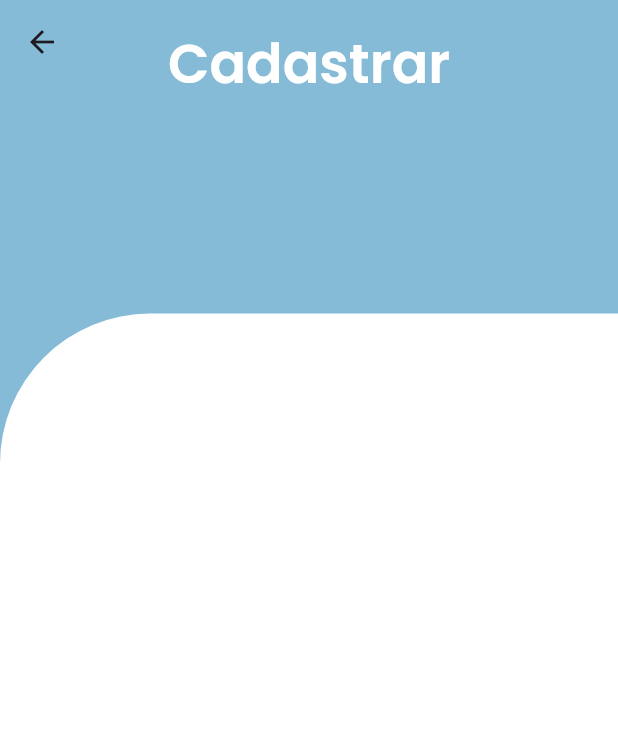
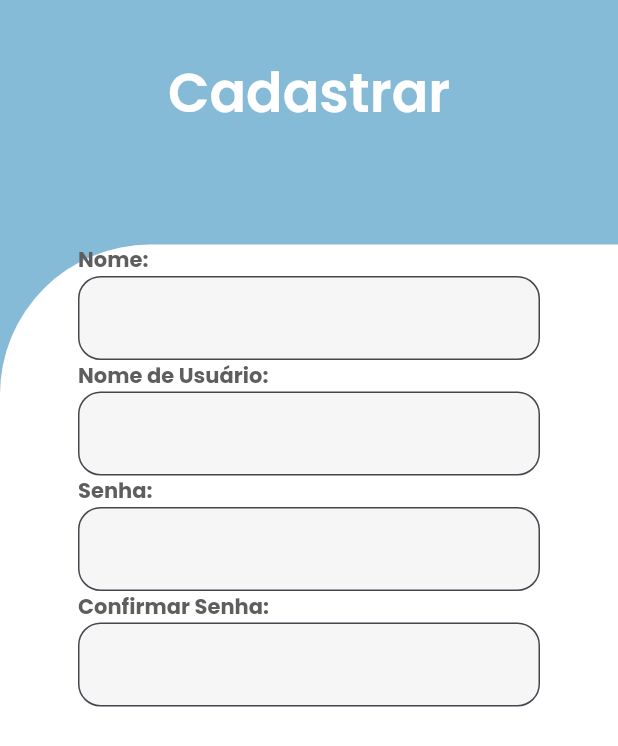
Before and after one commit to CoHabito-Dev/Front, a Flutter app: the screen it shows after launch, after a tap on "Cadastrar", on a phone screen of 412 x 824 dp. Shown: the top 746 px of the screen. Run offline on Flutter 3.47's test engine with Material 3 defaults, Android fonts, the phone set to English and light mode, and no system bars; project files that could hold a hidden picture were left out.

Commit message:
Corrigindo tamanhos do header e do body

```diff
--- a/co_habito/lib/components/BodyWithLargeHeader.dart
+++ b/co_habito/lib/components/BodyWithLargeHeader.dart
@@ -9,7 +9,7 @@ class BodyWithLargeHeader extends StatelessWidget implements PreferredSizeWidget
     return Align(
       alignment: Alignment.bottomCenter,
       child: Container(
-        height: 278,
+        height: 324,
         width: MediaQuery.of(context).size.width,
         decoration: BoxDecoration(
           color: Colors.white,
@@ -23,5 +23,5 @@ class BodyWithLargeHeader extends StatelessWidget implements PreferredSizeWidget
   }
 
   @override
-  Size get preferredSize => Size.fromHeight(278);
+  Size get preferredSize => Size.fromHeight(324);
 }
--- a/co_habito/lib/components/BodyWithMediumHeader.dart
+++ b/co_habito/lib/components/BodyWithMediumHeader.dart
@@ -9,7 +9,7 @@ class BodyWithMediumHeader extends StatelessWidget implements PreferredSizeWidge
     return Align(
       alignment: Alignment.bottomCenter,
       child: Container(
-        height: 566,
+        height: 612,
         width: MediaQuery.of(context).size.width,
         decoration: BoxDecoration(
           color: Colors.white,
@@ -23,5 +23,5 @@ class BodyWithMediumHeader extends StatelessWidget implements PreferredSizeWidge
   }
 
   @override
-  Size get preferredSize => Size.fromHeight(566);
+  Size get preferredSize => Size.fromHeight(612);
 }
--- a/co_habito/lib/components/BodyWithSmallHeader.dart
+++ b/co_habito/lib/components/BodyWithSmallHeader.dart
@@ -9,7 +9,7 @@ class BodyWithSmallHeader extends StatelessWidget implements PreferredSizeWidget
     return Align(
       alignment: Alignment.bottomCenter,
       child: Container(
-        height: 615,
+        height: 661,
         width: MediaQuery.of(context).size.width,
         decoration: BoxDecoration(
           color: Colors.white,
--- a/co_habito/lib/components/LargeHeader.dart
+++ b/co_habito/lib/components/LargeHeader.dart
@@ -8,11 +8,11 @@ class LargeHeader extends StatelessWidget implements PreferredSizeWidget{
   @override
   Widget build(BuildContext context) {
     return PreferredSize(
-      preferredSize: Size.fromHeight(422),
+      preferredSize: Size.fromHeight(376),
       child: AppBar(
         backgroundColor: AppColors.Carolina_Blue,
         flexibleSpace: Container(
-          height: 422,
+          height: 376,
           alignment: Alignment.center,
           child: title ?? Text("")
         )
@@ -21,5 +21,5 @@ class LargeHeader extends StatelessWidget implements PreferredSizeWidget{
   }
 
   @override
-  Size get preferredSize => Size.fromHeight(422);
+  Size get preferredSize => Size.fromHeight(376);
 }
--- a/co_habito/lib/components/MediumHeader.dart
+++ b/co_habito/lib/components/MediumHeader.dart
@@ -5,13 +5,14 @@ class MediumHeader extends StatelessWidget implements PreferredSizeWidget{
   @override
   Widget build(BuildContext context) {
     return PreferredSize(
-      preferredSize: Size.fromHeight(134),
+      preferredSize: Size.fromHeight(88),
       child: AppBar(
+        automaticallyImplyLeading: false,
         backgroundColor: AppColors.Carolina_Blue,
       ),
     );
   }
 
   @override
-  Size get preferredSize => Size.fromHeight(134);
+  Size get preferredSize => Size.fromHeight(88);
 }
--- a/co_habito/lib/components/SmallHeader.dart
+++ b/co_habito/lib/components/SmallHeader.dart
@@ -10,8 +10,9 @@ class SmallHeader extends StatelessWidget implements PreferredSizeWidget{
   @override
   Widget build(BuildContext context) {
     return PreferredSize(
-      preferredSize: Size.fromHeight(85),
+      preferredSize: Size.fromHeight(123),
       child: AppBar(
+        automaticallyImplyLeading: false,
         backgroundColor: AppColors.Carolina_Blue,
         flexibleSpace: Container(
           height: 422,
@@ -27,5 +28,5 @@ class SmallHeader extends StatelessWidget implements PreferredSizeWidget{
   }
 
   @override
-  Size get preferredSize => Size.fromHeight(85);
+  Size get preferredSize => Size.fromHeight(123);
 }
--- a/co_habito/lib/screens/RegisterScreen.dart
+++ b/co_habito/lib/screens/RegisterScreen.dart
@@ -1,6 +1,8 @@
 import 'package:co_habito/AppColors.dart';
 import 'package:co_habito/components/BodyWithSmallHeader.dart';
+import 'package:co_habito/components/GenericalIput.dart';
 import 'package:co_habito/components/HeaderTitle.dart';
+import 'package:co_habito/components/InputLabel.dart';
 import 'package:co_habito/components/SmallHeader.dart';
 import 'package:flutter/material.dart';
 
@@ -16,7 +18,14 @@ class RegisterScreen extends StatelessWidget{
             width: 308,
             child: Column(
               children: [
-
+                Align(alignment: Alignment.centerLeft, child: InputLabel(string: "Nome:", fontSize: 14)),
+                GenericalInput(textInputType: TextInputType.text, ispassword: false),
+                Align(alignment: Alignment.centerLeft, child: InputLabel(string: "Nome de Usuário:", fontSize: 14)),
+                GenericalInput(textInputType: TextInputType.text, ispassword: false),
+                Align(alignment: Alignment.centerLeft, child: InputLabel(string: "Senha:", fontSize: 14)),
+                GenericalInput(textInputType: TextInputType.text, ispassword: true),
+                Align(alignment: Alignment.centerLeft, child: InputLabel(string: "Confirmar Senha:", fontSize: 14)),
+                GenericalInput(textInputType: TextInputType.text, ispassword: true),
               ],
             ),
           )
```
